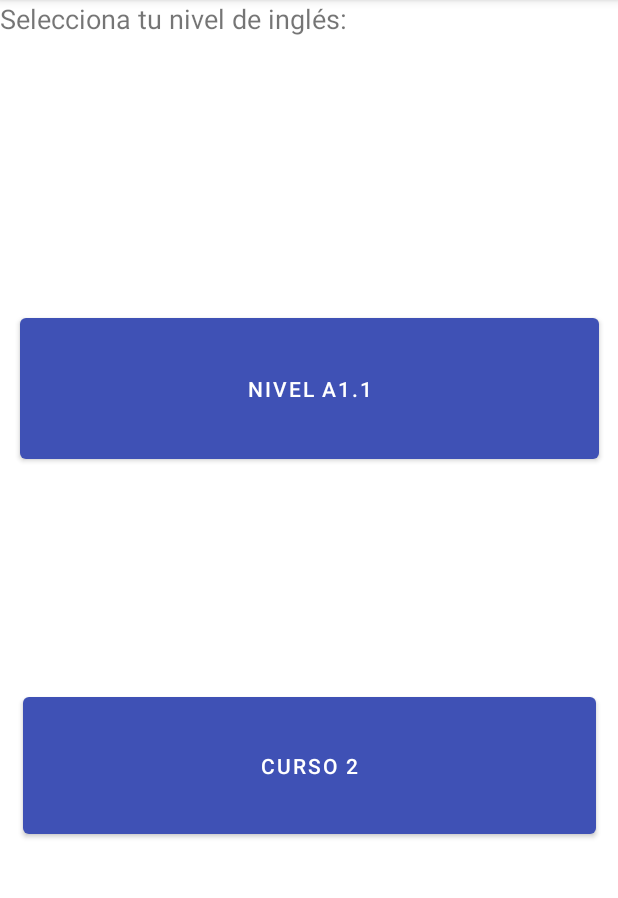
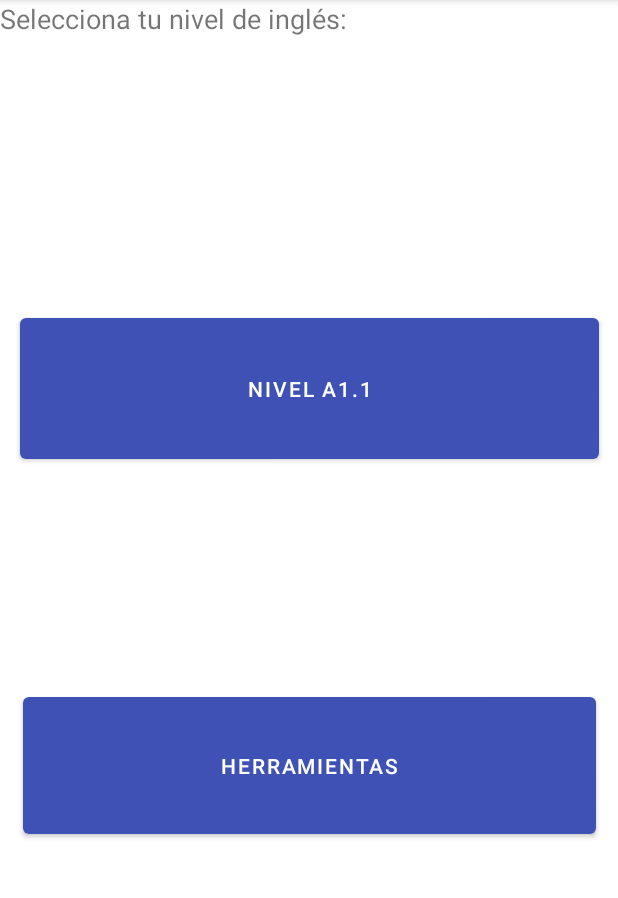
Before and after one commit to JasonVlz/AppIngles, an Android app: the Niveles_Activity screen opened directly, with no data from a screen before it, on a phone screen of 412 x 824 dp, the part 84-982 px from its top. Run offline under Robolectric (Android 15) with nearby library versions, the phone set to English and light mode, and no system bars.

Commit message:
Modifique el segund boton, donde iran las herramientas y material didactico.

```diff
--- a/app/src/main/res/layout/activity_niveles.xml
+++ b/app/src/main/res/layout/activity_niveles.xml
@@ -34,7 +34,7 @@
         android:layout_height="103dp"
         android:layout_marginTop="20dp"
         android:layout_marginBottom="100dp"
-        android:text="Curso 2"
+        android:text="Herramientas"
         app:layout_constraintBottom_toBottomOf="parent"
         app:layout_constraintEnd_toEndOf="parent"
         app:layout_constraintStart_toStartOf="parent"
```
